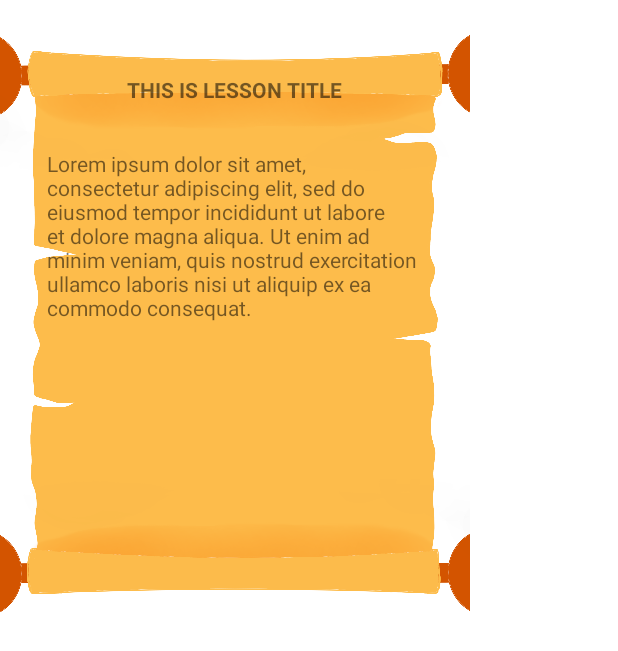
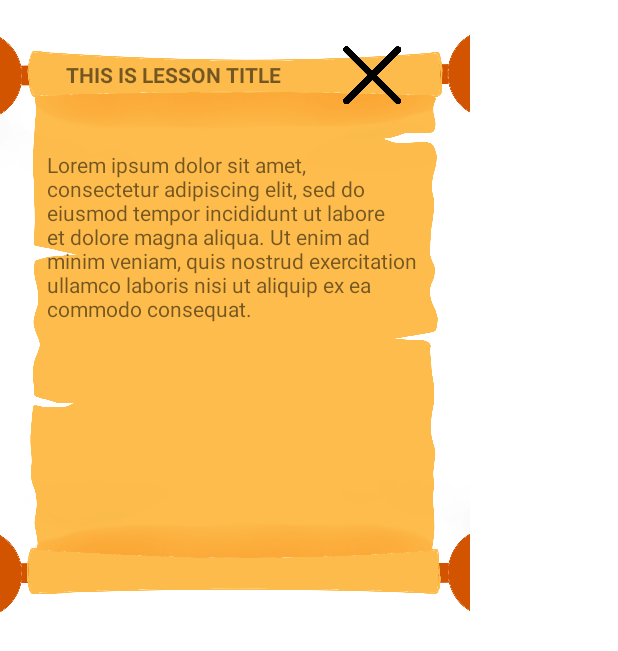
Before and after one commit to PelleSwelle/Project_Athena_1.3, an Android app: the layout lesson_popup.xml on its own in the app's theme, with its tools: preview values and no code run, on a phone screen of 412 x 824 dp. Shown: the top 651 px of the screen. Run offline under Robolectric (Android 15) with nearby library versions, the phone set to English and light mode, and no system bars.

Commit message:
added cross to pargment

```diff
--- a/app/src/main/res/layout/lesson_popup.xml
+++ b/app/src/main/res/layout/lesson_popup.xml
@@ -9,15 +9,29 @@
     tools:context="ui.FragmentLessons"
     android:background="@drawable/backgorund_pargment">
 
-    <TextView
-        android:id="@+id/tv_lessonTitle"
-        android:layout_width="wrap_content"
+    <LinearLayout
+        android:layout_width="286dp"
         android:layout_height="wrap_content"
         android:layout_gravity="center"
-        android:layout_marginTop="50dp"
-        android:text="THIS IS LESSON TITLE"
-        android:textAllCaps="true"
-        android:textStyle="bold" />
+        android:layout_marginTop="30dp"
+        android:gravity="center"
+        android:orientation="horizontal">
+
+        <TextView
+            android:id="@+id/tv_lessonTitle"
+            android:layout_width="184dp"
+            android:layout_height="wrap_content"
+            android:layout_gravity="center"
+            android:text="THIS IS LESSON TITLE"
+            android:textAllCaps="true"
+            android:textStyle="bold" />
+
+        <ImageView android:id="@+id/iv_cross"
+            android:layout_width="40dp"
+            android:layout_height="40dp"
+            android:src="@drawable/icon_cross" />
+
+    </LinearLayout>
 
     <TextView android:id="@+id/tv_lessonDescription"
         android:layout_width="250dp"
--- a/app/src/main/res/navigation/mobile_navigation.xml
+++ b/app/src/main/res/navigation/mobile_navigation.xml
@@ -78,7 +78,7 @@
     <fragment
         android:id="@+id/nav_mathematics"
         android:name="com.example.projectathena13.ui.FragmentMathematics"
-        android:label="Mathematics"
+        android:label="Mathematics Modules"
         tools:layout="@layout/fragment_mathematics">
 
 
@@ -87,7 +87,7 @@
     <fragment
         android:id="@+id/nav_literacy"
         android:name="com.example.projectathena13.ui.FragmentLiteracy"
-        android:label="Literacy"
+        android:label="Literacy Modules"
         tools:layout="@layout/fragment_literacy">
     </fragment>
 
```
Also changed, not shown: app/src/main/java/com/example/projectathena13/Adapter_Lessons.java (+4 -4 lines), app/src/main/java/com/example/projectathena13/Lesson.java (+5 -4 lines), app/src/main/java/com/example/projectathena13/ui/FragmentAchievements.java (+8 -16 lines), app/src/main/java/com/example/projectathena13/ui/FragmentLessons.java (+12 -0 lines).
